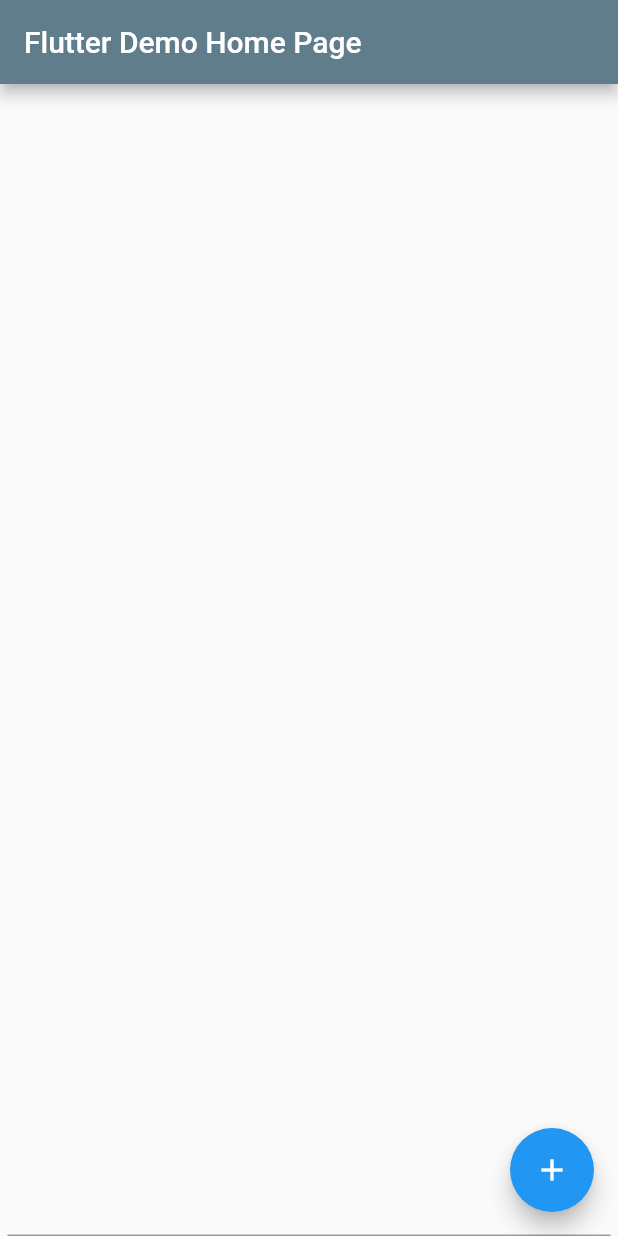
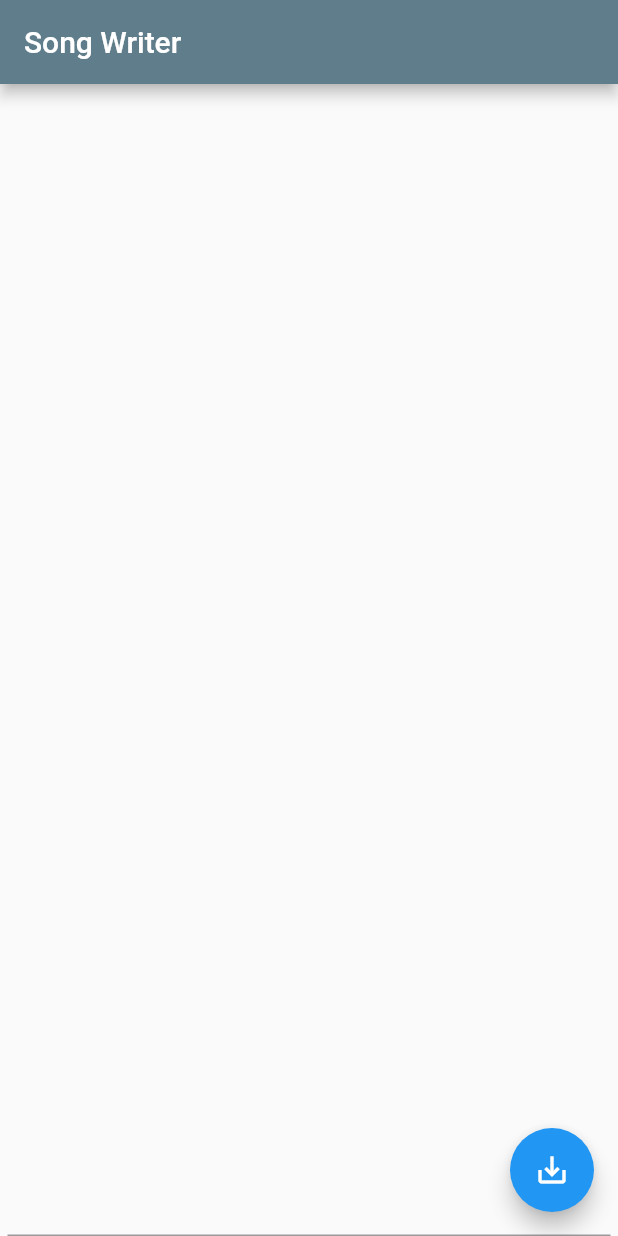
Before and after one commit to hjonathan/onWorshipSong, a Flutter app: the screen it shows after launch, on a phone screen of 412 x 824 dp. Run offline on Flutter 3.47's test engine with Material 2 defaults, Android fonts, the phone set to English and light mode, and no system bars; our stand-ins replace redux.

Commit message:
push new classes for songWriter

```diff
--- a/lib/app.dart
+++ b/lib/app.dart
@@ -1,47 +1,30 @@
 import 'package:flutter/material.dart';
-import 'routes/allRoutes.dart';
+import 'package:redux/redux.dart';
+import 'base/middlewares/middlewares.dart';
+import 'base/state/state.dart';
+import 'pages/pages.dart';
 import 'themes/appThemes.dart';
 
-class OnWorshipSong extends StatelessWidget {
+import 'base/reducers/reducers.dart';
+
+class OnWorshipSong extends StatefulWidget {
+  @override
+  _OnWorshipSongState createState() => _OnWorshipSongState();
+}
+
+class _OnWorshipSongState extends State<OnWorshipSong> {
+  Store<GlobalState> store = new Store<GlobalState>(
+    appReducer, //reducers
+    initialState: GlobalState(),
+    middleware: createMiddlewares(),
+  );
+
   @override
   Widget build(BuildContext context) {
     return MaterialApp(
       title: 'Flutter Demo',
       theme: AppThemes.get("dark"),
-      home: MyHomePage(title: 'Flutter Demo Home Page'),
+      home: SongWriterPage()
     );
   }
 }
-
-class MyHomePage extends StatefulWidget {
-  MyHomePage({Key key, this.title}) : super(key: key);
-  final String title;
-
-  @override
-  _MyHomePageState createState() => _MyHomePageState();
-}
-
-class _MyHomePageState extends State<MyHomePage> {
-  int _counter = 0;
-
-  void _incrementCounter() {
-    setState(() {
-      _counter++;
-    });
-  }
-
-  @override
-  Widget build(BuildContext context) {
-    return Scaffold(
-      appBar: AppBar(
-        title: Text(widget.title),
-      ),
-      body: VSongWriter(),
-      floatingActionButton: FloatingActionButton(
-        onPressed: _incrementCounter,
-        tooltip: 'Increment',
-        child: Icon(Icons.add),
-      ),
-    );
-  }
-}
--- /dev/null
+++ b/lib/base/actions/actions.dart
@@ -0,0 +1 @@
+export 'songWriter.dart';
--- /dev/null
+++ b/lib/base/actions/songWriter.dart
@@ -0,0 +1,6 @@
+//Verifiy if user is enable to use the aplication
+class XSongWriter {
+  String user;
+  String password;
+  XSongWriter({this.user, this.password});
+}
--- /dev/null
+++ b/lib/base/middlewares/middlewares.dart
@@ -0,0 +1,10 @@
+import 'package:on_worship_song/base/actions/actions.dart';
+import 'package:on_worship_song/base/middlewares/songWriter.dart';
+import 'package:on_worship_song/base/state/state.dart';
+import 'package:redux/redux.dart';
+
+List<Middleware<GlobalState>> createMiddlewares() {
+  return [
+    TypedMiddleware<GlobalState, XSongWriter>(songWriterMid()),
+  ];
+}
--- /dev/null
+++ b/lib/base/reducers/songWriter.dart
@@ -0,0 +1,6 @@
+import 'package:on_worship_song/base/actions/actions.dart';
+import 'package:on_worship_song/base/state/state.dart';
+
+GlobalState songWriter(GlobalState state, XSongWriter action) {
+  return state;
+}
--- a/lib/base/state/allState.dart
+++ /dev/null
@@ -1,2 +0,0 @@
-export 'onWorshipSongState.dart';
-export 'song.dart';
--- /dev/null
+++ b/lib/base/state/globalState.dart
@@ -0,0 +1,3 @@
+class GlobalState{
+
+}
--- a/lib/base/state/onWorshipSongState.dart
+++ /dev/null
@@ -1,3 +0,0 @@
-class OnWorshipSongState{
-
-}
--- /dev/null
+++ b/lib/base/state/state.dart
@@ -0,0 +1,2 @@
+export 'globalState.dart';
+export 'song.dart';
--- /dev/null
+++ b/lib/components/components.dart
@@ -0,0 +1 @@
+export 'songWriter/songWriter.dart';
--- a/lib/components/songWriter/songWriter.dart
+++ b/lib/components/songWriter/songWriter.dart
@@ -9,7 +9,12 @@ class _SongWriterState extends State<SongWriter> {
   @override
   Widget build(BuildContext context) {
     return Container(
-
+      padding: EdgeInsets.only(left: 5.0, right: 5.0),
+      child: TextField(
+          maxLines: 100,
+          style: TextStyle(
+            fontSize: 26.0,
+          )),
     );
   }
 }
--- /dev/null
+++ b/lib/core/core.dart
@@ -0,0 +1 @@
+export 'interpreterSongWriter.dart';
--- /dev/null
+++ b/lib/core/interpreterSongWriter.dart
@@ -0,0 +1,8 @@
+class InterpreterSongWriter{
+  String song;
+  InterpreterSongWriter(this.song);
+
+  getSongLines(String song){
+
+  }
+}
--- /dev/null
+++ b/lib/pages/songWriter_view.dart
@@ -0,0 +1,26 @@
+import 'package:flutter/material.dart';
+import 'package:on_worship_song/components/components.dart';
+
+class SongWriterPage extends StatefulWidget {
+  SongWriterPage({Key key, this.title = "Song Writer"}) : super(key: key);
+  final String title;
+  @override
+  _SongWriterPageState createState() => _SongWriterPageState();
+}
+
+class _SongWriterPageState extends State<SongWriterPage> {
+  @override
+  Widget build(BuildContext context) {
+    return Scaffold(
+      appBar: AppBar(
+        title: Text(widget.title),
+      ),
+      body: Container(child: SongWriter()),
+      floatingActionButton: FloatingActionButton(
+        onPressed: (){},
+        tooltip: 'Guardar',
+        child: Icon(Icons.save_alt),
+      ),
+    );
+  }
+}
--- a/lib/routes/songWriter_view.dart
+++ /dev/null
@@ -1,20 +0,0 @@
-import 'package:flutter/material.dart';
-
-class VSongWriter extends StatefulWidget {
-  @override
-  _VSongWriterState createState() => _VSongWriterState();
-}
-
-class _VSongWriterState extends State<VSongWriter> {
-  @override
-  Widget build(BuildContext context) {
-    return Container(
-      padding: EdgeInsets.only(left: 5.0, right: 5.0),
-      child: TextField(
-          maxLines: 100,
-          style: TextStyle(
-            fontSize: 26.0,
-          )),
-    );
-  }
-}
```
Also changed, not shown: lib/base/middlewares/songWriter.dart (added, +8 -0 lines), lib/base/reducers/reducers.dart (added, +21 -0 lines), lib/pages/pages.dart (renamed from lib/routes/allRoutes.dart).
